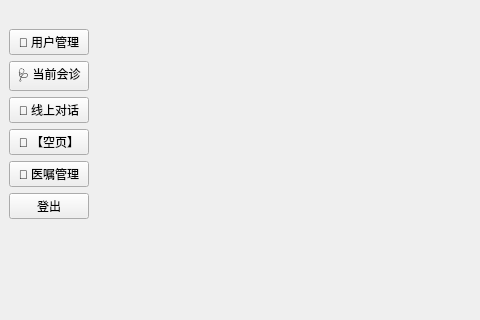
The window that Client/forms/doctorhomepage.ui (lgy987/IntelliMed) describes before a commit, drawn with Qt 5; both pictures show x 0 to 480 and y 0 to 320 of the 1000 by 600 pixel window.
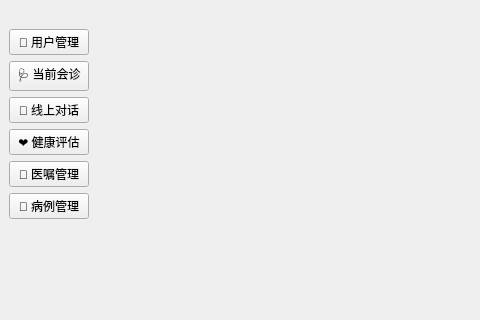
The same window after the commit. Icons and pictures are not drawn.

Commit message: Merge HealthAccess and CaseManagement

The edit to the form file:
```diff
--- a/Client/forms/doctorhomepage.ui
+++ b/Client/forms/doctorhomepage.ui
@@ -43,7 +43,7 @@
        </widget>
       </item>
       <item>
-       <widget class="QPushButton" name="btnCases">
+       <widget class="QPushButton" name="btnMessage">
         <property name="text">
          <string>💬 线上对话</string>
         </property>
@@ -52,7 +52,7 @@
       <item>
        <widget class="QPushButton" name="btnOrders">
         <property name="text">
-         <string>💊 【空页】</string>
+         <string>❤️ 健康评估</string>
         </property>
        </widget>
       </item>
@@ -64,9 +64,9 @@
        </widget>
       </item>
       <item>
-       <widget class="QPushButton" name="btnLogout">
+       <widget class="QPushButton" name="btnCases">
         <property name="text">
-         <string>登出</string>
+         <string>💊 病例管理</string>
         </property>
        </widget>
       </item>
```
The commit also changes 155 other files.
